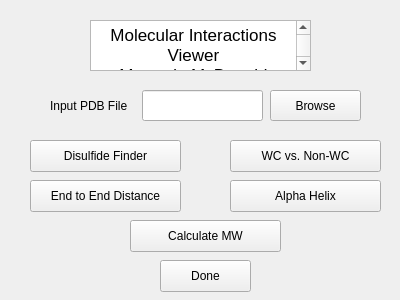
Old version of the form PyMIV_GUI.ui in the repository MarandaMcDonald/PyMIV.
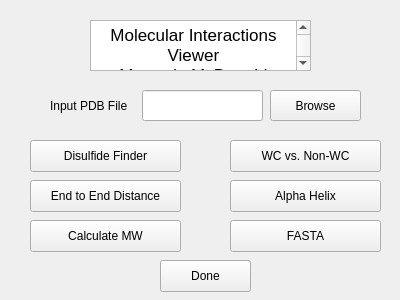
New version of the form.

Commit message: PEP8 Styling and Output FASTA

Patch:
```diff
--- a/PyMIV_GUI.ui
+++ b/PyMIV_GUI.ui
@@ -47,7 +47,7 @@
   <widget class="QPushButton" name="calculateMW">
    <property name="geometry">
     <rect>
-     <x>130</x>
+     <x>30</x>
      <y>220</y>
      <width>151</width>
      <height>32</height>
@@ -148,6 +148,19 @@
     <string>Input PDB File</string>
    </property>
   </widget>
+  <widget class="QPushButton" name="fasta">
+   <property name="geometry">
+    <rect>
+     <x>230</x>
+     <y>220</y>
+     <width>151</width>
+     <height>32</height>
+    </rect>
+   </property>
+   <property name="text">
+    <string>FASTA</string>
+   </property>
+  </widget>
  </widget>
  <resources/>
  <connections/>
```
The commit also changes 2 other files.
